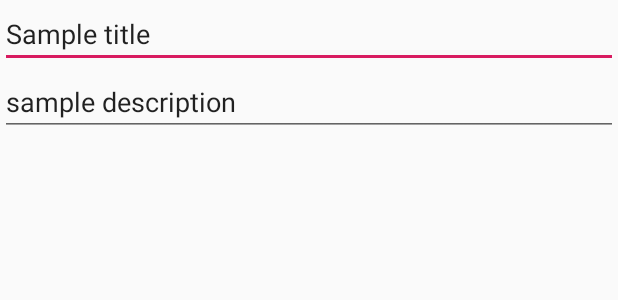
After one commit to evgeny/DigitalAlbum, an Android app: the layout album_form_fragment.xml on its own in the app's theme, with its tools: preview values and no code run, on a phone screen of 412 x 824 dp. The commit adds this screen. Shown: the top 300 px of the screen. Run offline under Robolectric (Android 15) with nearby library versions, the phone set to English and light mode, and no system bars.

Commit message:
add new album "form" fragment

```diff
--- a/app/src/main/java/com/ezino/digitalalbum/AlbumCollectionActivity.kt
+++ b/app/src/main/java/com/ezino/digitalalbum/AlbumCollectionActivity.kt
@@ -28,6 +28,7 @@ class AlbumCollectionActivity : AppCompatActivity() {
         album_list.adapter = adapter
         viewModel.getAlbums().observe(this, Observer { albums -> if (albums != null) adapter.submitList(albums) })
         fab.setOnClickListener { view ->
+            viewModel.addAlbumToCollection()
             Snackbar.make(view, "Replace with your own action", Snackbar.LENGTH_LONG)
                 .setAction("Action", null).show()
         }
--- /dev/null
+++ b/app/src/main/res/layout/album_form_fragment.xml
@@ -0,0 +1,21 @@
+<?xml version="1.0" encoding="utf-8"?>
+<LinearLayout xmlns:android="http://schemas.android.com/apk/res/android"
+    xmlns:tools="http://schemas.android.com/tools"
+    android:layout_width="match_parent"
+    android:layout_height="match_parent"
+    android:orientation="vertical">
+
+    <EditText
+        android:id="@+id/album_title"
+        android:layout_width="match_parent"
+        android:layout_height="wrap_content"
+        android:inputType="text"
+        tools:text="Sample title" />
+
+    <EditText
+        android:id="@+id/album_description"
+        android:layout_width="match_parent"
+        android:layout_height="wrap_content"
+        android:inputType="text"
+        tools:text="sample description" />
+</LinearLayout>
```
Also changed, not shown: app/src/main/java/com/ezino/digitalalbum/AlbumFormFragment.kt (added, +25 -0 lines), app/src/main/java/com/ezino/digitalalbum/di/Injectors.kt (+10 -3 lines), app/src/main/java/com/ezino/digitalalbum/viewmodels/AlbumFormViewModel.kt (added, +23 -0 lines), app/src/main/java/com/ezino/digitalalbum/viewmodels/AlbumFormViewModelFactory.kt (added, +11 -0 lines).
